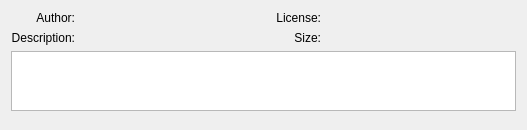
Above: src/gui/addonWidget.ui from Stellarium/stellarium before the change. Below: the same form after it.
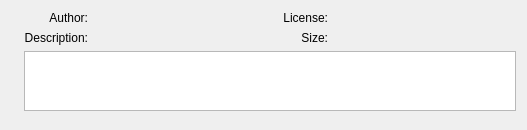
That is the form after the change.

Commit message: loading thumbnails into AddOnWidget

```diff
--- a/src/gui/addonWidget.ui
+++ b/src/gui/addonWidget.ui
@@ -31,8 +31,8 @@
   <property name="windowTitle">
    <string>Form</string>
   </property>
-  <layout class="QGridLayout" name="gridLayout" columnstretch="0,50,0,50">
-   <item row="0" column="2">
+  <layout class="QGridLayout" name="gridLayout" columnstretch="0,0,50,0,50">
+   <item row="0" column="3">
     <widget class="QLabel" name="lblLicense">
      <property name="text">
       <string>License:</string>
@@ -42,30 +42,14 @@
      </property>
     </widget>
    </item>
-   <item row="0" column="0">
-    <widget class="QLabel" name="lblAuthor">
-     <property name="text">
-      <string>Author:</string>
-     </property>
-     <property name="alignment">
-      <set>Qt::AlignRight|Qt::AlignTop|Qt::AlignTrailing</set>
-     </property>
-    </widget>
-   </item>
-   <item row="0" column="1">
-    <widget class="QLabel" name="txtAuthor">
-     <property name="sizePolicy">
-      <sizepolicy hsizetype="Preferred" vsizetype="MinimumExpanding">
-       <horstretch>0</horstretch>
-       <verstretch>0</verstretch>
-      </sizepolicy>
-     </property>
+   <item row="0" column="4">
+    <widget class="QLabel" name="txtLicense">
      <property name="text">
       <string/>
      </property>
     </widget>
    </item>
-   <item row="1" column="0">
+   <item row="1" column="1">
     <widget class="QLabel" name="lblDescription">
      <property name="text">
       <string>Description:</string>
@@ -75,14 +59,20 @@
      </property>
     </widget>
    </item>
-   <item row="0" column="3">
-    <widget class="QLabel" name="txtLicense">
-     <property name="text">
-      <string/>
+   <item row="3" column="1" colspan="4">
+    <spacer name="verticalSpacer">
+     <property name="orientation">
+      <enum>Qt::Vertical</enum>
      </property>
-    </widget>
+     <property name="sizeHint" stdset="0">
+      <size>
+       <width>20</width>
+       <height>8</height>
+      </size>
+     </property>
+    </spacer>
    </item>
-   <item row="2" column="0" colspan="4">
+   <item row="2" column="1" colspan="4">
     <widget class="QTextBrowser" name="txtDescription">
      <property name="sizePolicy">
       <sizepolicy hsizetype="MinimumExpanding" vsizetype="MinimumExpanding">
@@ -104,27 +94,20 @@
      </property>
     </widget>
    </item>
-   <item row="3" column="0" colspan="4">
-    <spacer name="verticalSpacer">
-     <property name="orientation">
-      <enum>Qt::Vertical</enum>
+   <item row="0" column="2">
+    <widget class="QLabel" name="txtAuthor">
+     <property name="sizePolicy">
+      <sizepolicy hsizetype="Preferred" vsizetype="MinimumExpanding">
+       <horstretch>0</horstretch>
+       <verstretch>0</verstretch>
+      </sizepolicy>
      </property>
-     <property name="sizeHint" stdset="0">
-      <size>
-       <width>20</width>
-       <height>8</height>
-      </size>
+     <property name="text">
+      <string/>
      </property>
-    </spacer>
+    </widget>
    </item>
    <item row="1" column="3">
-    <widget class="QLabel" name="txtSize">
-     <property name="text">
-      <string/>
-     </property>
-    </widget>
-   </item>
-   <item row="1" column="2">
     <widget class="QLabel" name="lblSize">
      <property name="text">
       <string>Size:</string>
@@ -134,6 +117,39 @@
      </property>
     </widget>
    </item>
+   <item row="1" column="4">
+    <widget class="QLabel" name="txtSize">
+     <property name="text">
+      <string/>
+     </property>
+    </widget>
+   </item>
+   <item row="0" column="1">
+    <widget class="QLabel" name="lblAuthor">
+     <property name="text">
+      <string>Author:</string>
+     </property>
+     <property name="alignment">
+      <set>Qt::AlignRight|Qt::AlignTop|Qt::AlignTrailing</set>
+     </property>
+    </widget>
+   </item>
+   <item row="0" column="0" rowspan="3">
+    <widget class="QLabel" name="thumbnail">
+     <property name="sizePolicy">
+      <sizepolicy hsizetype="MinimumExpanding" vsizetype="MinimumExpanding">
+       <horstretch>0</horstretch>
+       <verstretch>0</verstretch>
+      </sizepolicy>
+     </property>
+     <property name="text">
+      <string/>
+     </property>
+     <property name="alignment">
+      <set>Qt::AlignLeading|Qt::AlignLeft|Qt::AlignTop</set>
+     </property>
+    </widget>
+   </item>
   </layout>
  </widget>
  <resources/>
```
The commit also changes 4 other files.
